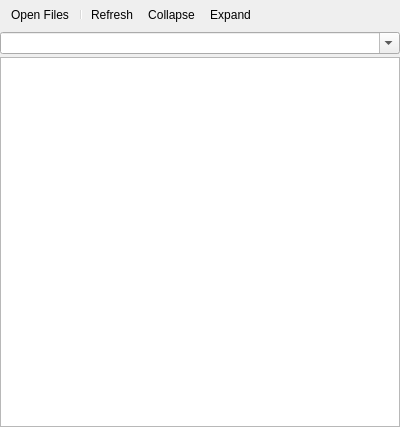
Old version of the form App/panes/resource_manager/resource_manager_pane.ui in the repository fengzhu2007/anycode.
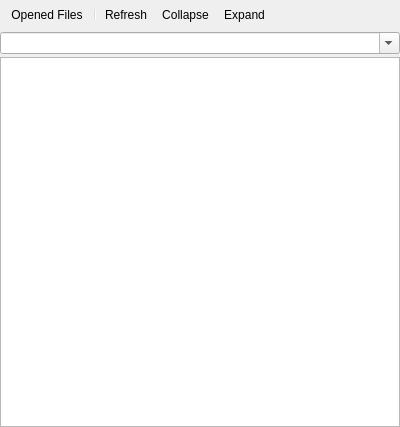
New version of the form. Icons and pictures are not drawn. Custom widgets are drawn as their Qt base class.

The edit to the form file:
```diff
--- a/App/panes/resource_manager/resource_manager_pane.ui
+++ b/App/panes/resource_manager/resource_manager_pane.ui
@@ -146,7 +146,7 @@
      <normaloff>:/Resource/icons/ListFolderOpen_16x.svg</normaloff>:/Resource/icons/ListFolderOpen_16x.svg</iconset>
    </property>
    <property name="text">
-    <string>Open Files</string>
+    <string>Opened Files</string>
    </property>
    <property name="menuRole">
     <enum>QAction::NoRole</enum>
```
